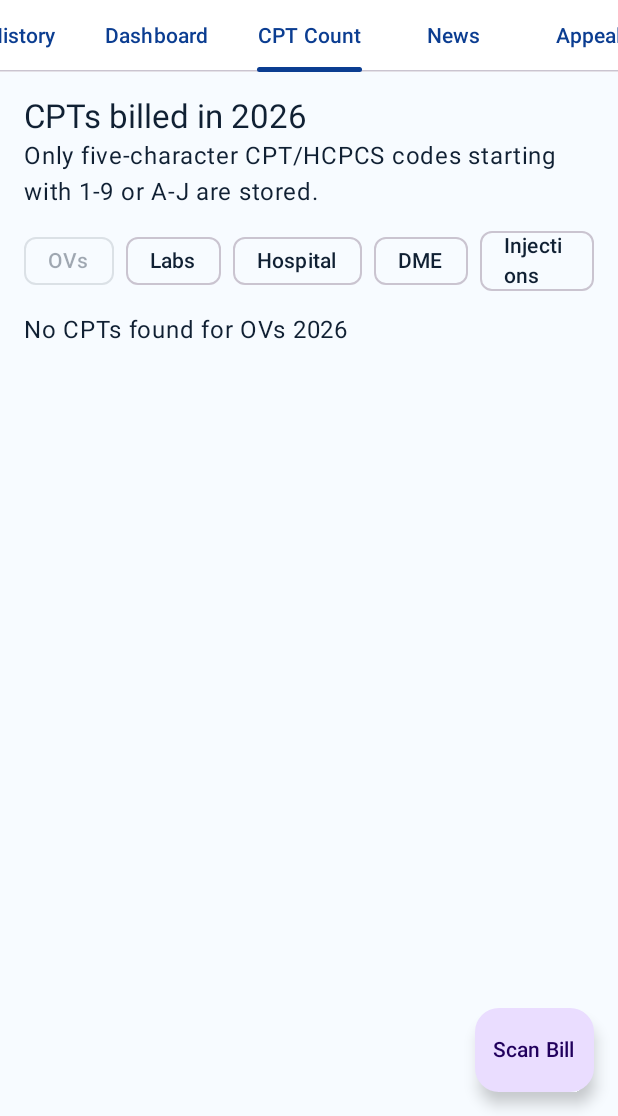
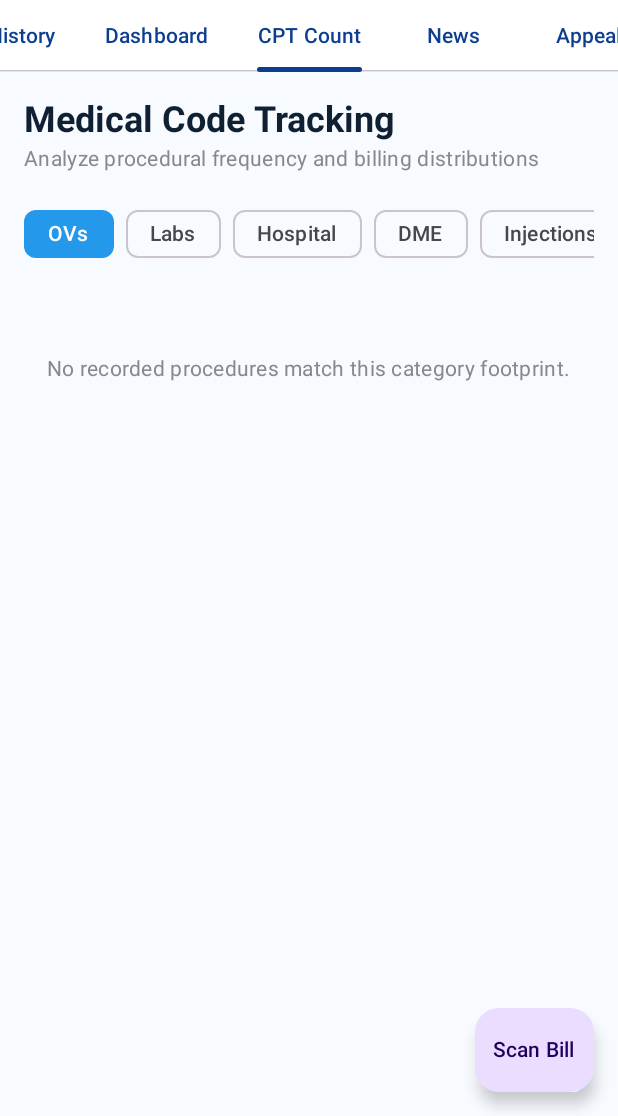
Before and after one commit to ljduhart/EOBme, an Android app built with Jetpack Compose: the MainHubNavHost screen opened through its navigation route, tab 4 chosen, on a phone screen of 412 x 824 dp, the part 120-1236 px from its top. Run offline under Robolectric (Android 15) with nearby library versions, the phone set to English and light mode, and no system bars; our stand-ins replace Firebase (no records; nobody signed in at launch, a user with empty details on screens opened directly).

Commit message:
Add CptCountScreen clinical code analytics workspace
FilterChip category selector with brand blue selection, grouped CPT charge
aggregation by code, and LazyColumn table rows for frequency and billed totals.

Co-authored-by: ljduhart <ljduhart@users.noreply.github.com>

```diff
--- a/app/src/main/java/app/eob/me/navigation/EobNavHost.kt
+++ b/app/src/main/java/app/eob/me/navigation/EobNavHost.kt
@@ -351,10 +351,15 @@ private fun MainHubNavHost(
                     )
                 }
                 composable(EobRoute.CptCount.route) {
-                    CptCountScreen(language, sortedEobRecords, eobViewModel.selectedCptCategory) {
-                        eobViewModel.selectedCptCategory = it
-                        onActivity()
-                    }
+                    CptCountScreen(
+                        language = language,
+                        records = sortedEobRecords,
+                        selectedCategory = eobViewModel.selectedCptCategory,
+                        onCategorySelected = {
+                            eobViewModel.selectedCptCategory = it
+                            onActivity()
+                        }
+                    )
                 }
                 composable(EobRoute.News.route) {
                     NewsScreen(
--- /dev/null
+++ b/app/src/main/java/app/eob/me/ui/screens/CptCountScreen.kt
@@ -0,0 +1,222 @@
+package app.eob.me.ui.screens
+
+import androidx.compose.foundation.horizontalScroll
+import androidx.compose.foundation.layout.Arrangement
+import androidx.compose.foundation.layout.Box
+import androidx.compose.foundation.layout.Column
+import androidx.compose.foundation.layout.PaddingValues
+import androidx.compose.foundation.layout.Row
+import androidx.compose.foundation.layout.fillMaxSize
+import androidx.compose.foundation.layout.fillMaxWidth
+import androidx.compose.foundation.layout.padding
+import androidx.compose.foundation.layout.width
+import androidx.compose.foundation.lazy.LazyColumn
+import androidx.compose.foundation.lazy.items
+import androidx.compose.foundation.rememberScrollState
+import androidx.compose.foundation.shape.RoundedCornerShape
+import androidx.compose.material3.Card
+import androidx.compose.material3.CardDefaults
+import androidx.compose.material3.FilterChip
+import androidx.compose.material3.FilterChipDefaults
+import androidx.compose.material3.MaterialTheme
+import androidx.compose.material3.Text
+import androidx.compose.runtime.Composable
+import androidx.compose.runtime.remember
+import androidx.compose.ui.Alignment
+import androidx.compose.ui.Modifier
+import androidx.compose.ui.graphics.Color
+import androidx.compose.ui.text.font.FontWeight
+import androidx.compose.ui.text.style.TextAlign
+import androidx.compose.ui.text.style.TextOverflow
+import androidx.compose.ui.unit.dp
+import app.eob.me.data.AppLanguage
+import app.eob.me.data.CptCategory
+import app.eob.me.data.EobRecord
+import java.util.Locale
+
+private val BrandBlue = Color(0xFF2498EA)
+
+@Composable
+fun CptCountScreen(
+    language: AppLanguage,
+    records: List<EobRecord>,
+    selectedCategory: CptCategory,
+    onCategorySelected: (CptCategory) -> Unit,
+    modifier: Modifier = Modifier
+) {
+    val chipScrollState = rememberScrollState()
+
+    val itemizedCptList = remember(records, selectedCategory) {
+        records.flatMap { it.charges }
+            .filter { it.category == selectedCategory }
+            .groupBy { it.cptCode }
+            .map { (code, chargesGroup) ->
+                CptSummaryRow(
+                    cptCode = code,
+                    description = chargesGroup.firstOrNull()?.cptDescription ?: "Unspecified Procedure",
+                    count = chargesGroup.size,
+                    totalBilledValue = chargesGroup.sumOf { it.billedAmount }
+                )
+            }
+            .sortedByDescending { it.count }
+    }
+
+    LazyColumn(
+        modifier = modifier
+            .fillMaxSize()
+            .padding(horizontal = 16.dp),
+        verticalArrangement = Arrangement.spacedBy(16.dp),
+        contentPadding = PaddingValues(bottom = 80.dp, top = 8.dp)
+    ) {
+        item {
+            Column(modifier = Modifier.padding(top = 8.dp)) {
+                Text(
+                    text = "Medical Code Tracking",
+                    style = MaterialTheme.typography.headlineSmall,
+                    fontWeight = FontWeight.Bold
+                )
+                Text(
+                    text = "Analyze procedural frequency and billing distributions",
+                    style = MaterialTheme.typography.bodyMedium,
+                    color = Color.Gray
+                )
+            }
+        }
+
+        item {
+            Row(
+                modifier = Modifier
+                    .fillMaxWidth()
+                    .horizontalScroll(chipScrollState),
+                horizontalArrangement = Arrangement.spacedBy(8.dp)
+            ) {
+                CptCategory.entries.forEach { category ->
+                    val isSelected = category == selectedCategory
+                    FilterChip(
+                        selected = isSelected,
+                        onClick = { onCategorySelected(category) },
+                        label = { Text(category.displayName) },
+                        colors = FilterChipDefaults.filterChipColors(
+                            selectedContainerColor = BrandBlue,
+                            selectedLabelColor = Color.White
+                        )
+                    )
+                }
+            }
+        }
+
+        if (itemizedCptList.isNotEmpty()) {
+            item {
+                Row(
+                    modifier = Modifier
+                        .fillMaxWidth()
+                        .padding(horizontal = 4.dp),
+                    horizontalArrangement = Arrangement.SpaceBetween,
+                    verticalAlignment = Alignment.CenterVertically
+                ) {
+                    Text(
+                        text = "Code / Description",
+                        style = MaterialTheme.typography.labelMedium,
+                        color = Color.Gray,
+                        modifier = Modifier.weight(1f)
+                    )
+                    Text(
+                        text = "Frequency",
+                        style = MaterialTheme.typography.labelMedium,
+                        color = Color.Gray,
+                        modifier = Modifier.width(80.dp),
+                        textAlign = TextAlign.Center
+                    )
+                    Text(
+                        text = "Billed Total",
+                        style = MaterialTheme.typography.labelMedium,
+                        color = Color.Gray,
+                        modifier = Modifier.width(90.dp),
+                        textAlign = TextAlign.End
+                    )
+                }
+            }
+        }
+
+        if (itemizedCptList.isEmpty()) {
+            item {
+                Box(
+                    modifier = Modifier
+                        .fillMaxWidth()
+                        .padding(vertical = 40.dp),
+                    contentAlignment = Alignment.Center
+                ) {
+                    Text(
+                        text = "No recorded procedures match this category footprint.",
+                        style = MaterialTheme.typography.bodyMedium,
+                        color = Color.Gray
+                    )
+                }
+            }
+        } else {
+            items(itemizedCptList, key = { it.cptCode }) { record ->
+                Card(
+                    modifier = Modifier.fillMaxWidth(),
+                    shape = RoundedCornerShape(12.dp),
+                    colors = CardDefaults.cardColors(
+                        containerColor = MaterialTheme.colorScheme.surfaceVariant.copy(alpha = 0.5f)
+                    )
+                ) {
+                    Row(
+                        modifier = Modifier
+                            .fillMaxWidth()
+                            .padding(12.dp),
+                        verticalAlignment = Alignment.CenterVertically
+                    ) {
+                        Column(modifier = Modifier.weight(1f)) {
+                            Text(
+                                text = "CPT ${record.cptCode}",
+                                style = MaterialTheme.typography.bodyLarge,
+                                fontWeight = FontWeight.Bold
+                            )
+                            Text(
+                                text = record.description,
+                                style = MaterialTheme.typography.bodySmall,
+                                maxLines = 1,
+                                overflow = TextOverflow.Ellipsis,
+                                color = MaterialTheme.colorScheme.onSurfaceVariant.copy(alpha = 0.8f)
+                            )
+                        }
+
+                        Box(
+                            modifier = Modifier
+                                .width(60.dp)
+                                .padding(horizontal = 4.dp),
+                            contentAlignment = Alignment.Center
+                        ) {
+                            Text(
+                                text = "${record.count}x",
+                                style = MaterialTheme.typography.bodyMedium,
+                                fontWeight = FontWeight.SemiBold,
+                                color = BrandBlue
+                            )
+                        }
+
+                        Box(
+                            modifier = Modifier.width(90.dp),
+                            contentAlignment = Alignment.CenterEnd
+                        ) {
+                            Text(
+                                text = String.format(Locale.US, "$%.2f", record.totalBilledValue),
+                                style = MaterialTheme.typography.bodyLarge,
+                                fontWeight = FontWeight.Bold
+                            )
+                        }
+                    }
+                }
+            }
+        }
+    }
+}
+
+private data class CptSummaryRow(
+    val cptCode: String,
+    val description: String,
+    val count: Int,
+    val totalBilledValue: Double
+)
--- a/app/src/main/java/app/eob/me/ui/screens/MainScreens.kt
+++ b/app/src/main/java/app/eob/me/ui/screens/MainScreens.kt
@@ -104,51 +104,6 @@ fun AnalysisScreen(
         }
         item {
             selectedRecord?.let { SmartBillingIssuesCard(EobAnalyzer.detectBillingIssues(it)) }
-        }
-    }
-}
-
-@Composable
-fun CptCountScreen(
-    language: AppLanguage,
-    records: List<EobRecord>,
-    selectedCategory: CptCategory,
-    onCategoryChanged: (CptCategory) -> Unit
-) {
-    val year = records.map { EobAnalyzer.serviceYear(it.serviceDate) }.filter { it > 0 }.maxOrNull()
-        ?: Calendar.getInstance().get(Calendar.YEAR)
-    val usage = EobAnalyzer.cptUsage(records, year).filter { it.info.category == selectedCategory }
-    LazyColumn(
-        modifier = Modifier.fillMaxSize(),
-        contentPadding = PaddingValues(16.dp),
-        verticalArrangement = Arrangement.spacedBy(10.dp)
-    ) {
-        item {
-            Text("${EobStrings.t(language, "cptsBilledIn")} $year", style = MaterialTheme.typography.titleLarge)
-            Text(EobStrings.t(language, "cptRule"))
-        }
-        item {
-            Row(horizontalArrangement = Arrangement.spacedBy(8.dp), modifier = Modifier.fillMaxWidth()) {
-                CptCategory.entries.filter { it != CptCategory.Other }.forEach { category ->
-                    AssistChip(
-                        onClick = { onCategoryChanged(category) },
-                        label = { Text(EobStrings.cptCategoryLabel(language, category)) },
-                        enabled = category != selectedCategory
-                    )
-                }
-            }
-        }
-        items(usage) { item ->
-            ElevatedCard(Modifier.fillMaxWidth()) {
-                Column(Modifier.padding(16.dp)) {
-                    Text("${item.info.code} (${item.count}x)", style = MaterialTheme.typography.titleMedium)
-                    Text(item.info.description)
-                    Text("${EobStrings.t(language, "category")}: ${EobStrings.cptCategoryLabel(language, item.info.category)}")
-                }
-            }
-        }
-        item {
-            if (usage.isEmpty()) Text("${EobStrings.t(language, "noCptsFound")} ${EobStrings.cptCategoryLabel(language, selectedCategory)} $year")
         }
     }
 }
```
